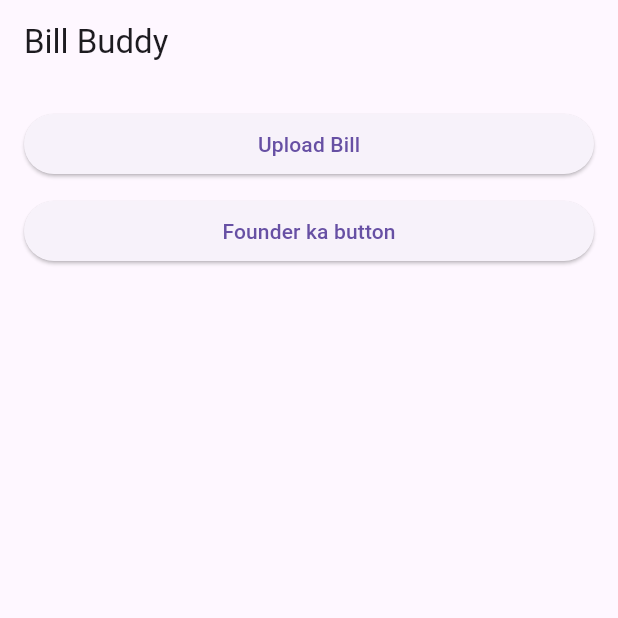
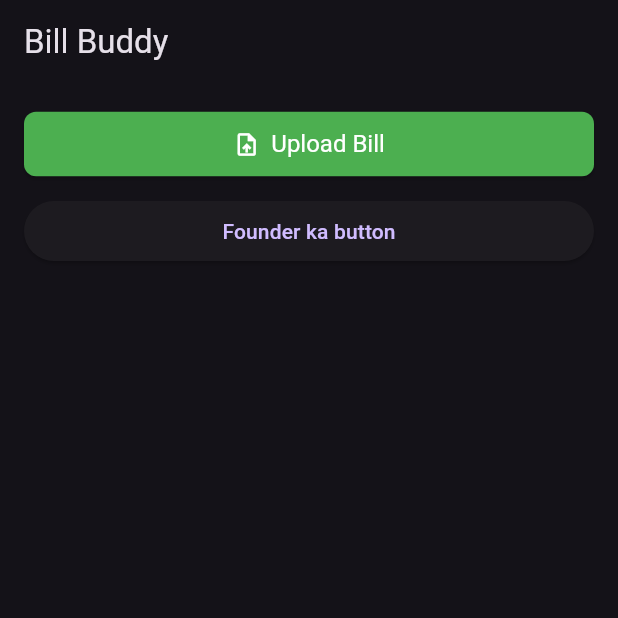
Before and after one commit to enigmaCoder/AI_Bill_Assistant, a Flutter app: the screen it shows after launch, on a phone screen of 412 x 824 dp, the top half of it. Run offline on Flutter 3.47's test engine with Material 3 defaults, Android fonts, the phone set to English and light mode, and no system bars; our stand-ins replace dio, file_picker; missing offline and left inert: pdfx.

Commit message:
updated ui

```diff
--- a/lib/details.dart
+++ b/lib/details.dart
@@ -1,4 +1,3 @@
-import 'package:flutter/cupertino.dart';
 import 'package:flutter/material.dart';
 
 class DetailsWidget extends StatefulWidget {
@@ -17,6 +16,7 @@ class _DetailsState extends State<DetailsWidget> {
 
     return MaterialApp(
       title: title,
+      theme: ThemeData.dark(),
       home: Scaffold(
         appBar: AppBar(
           title: const Text(title),
--- a/lib/main.dart
+++ b/lib/main.dart
@@ -15,9 +15,7 @@ class MyApp extends StatelessWidget {
   Widget build(BuildContext context) {
     return MaterialApp(
       title: 'Bill Buddy',
-      theme: ThemeData(
-        primarySwatch: Colors.blue,
-      ),
+      theme: ThemeData.dark(),
       home: InvoiceAnalyzer(),
     );
   }
@@ -145,11 +143,14 @@ class _InvoiceAnalyzerState extends State<InvoiceAnalyzer> {
             final jsonString = extractedText.substring(jsonStart, jsonEnd + 1);
             setState(() {
               extractedData = jsonDecode(jsonString);
-              Map<String,dynamic> extraData = {};
+              Map<String, dynamic> extraData = {};
               extraData.addAll(extractedData!.values.toList()[2]);
               extraData.removeWhere((key, value) => value == null);
-              objectData
-                  ?.addAll({extractedData!.values.toList()[0]: {extractedData!.values.toList()[1]:extraData}});
+              objectData?.addAll({
+                extractedData!.values.toList()[0]: {
+                  extractedData!.values.toList()[1]: extraData
+                }
+              });
             });
           } else {
             throw Exception('No valid JSON found in response text.');
@@ -169,7 +170,7 @@ class _InvoiceAnalyzerState extends State<InvoiceAnalyzer> {
     }
   }
 
-Icon getIcon(Map<dynamic,dynamic> productTypeValues) {
+  Icon getIcon(Map<dynamic, dynamic> productTypeValues) {
     String productName = productTypeValues.keys.toList()[0];
     // Customize the icon based on the productName
     if (productName.toLowerCase().contains('electronics')) {
@@ -216,8 +217,15 @@ Icon getIcon(Map<dynamic,dynamic> productTypeValues) {
                 ),
               ),
               icon: getIcon(entry.value), // The icon
-              label: Column(
-                crossAxisAlignment: CrossAxisAlignment.center,
+              label: Row(
+                // Use a Row
+                children: [
+                  // Icon is already part of ElevatedButton.icon, so don't add it here
+                  SizedBox(width: 8), // Optional spacing between icon and text
+                  Expanded(
+                    // Ensure text takes remaining space and wraps if needed
+                    child: Column(
+                      crossAxisAlignment: CrossAxisAlignment.start,
                       mainAxisAlignment: MainAxisAlignment.center,
                       children: [
                         Text(
@@ -227,11 +235,10 @@ Icon getIcon(Map<dynamic,dynamic> productTypeValues) {
                           textAlign: TextAlign.left,
                           overflow: TextOverflow.ellipsis,
                         ),
-                  if (entry.value is Map && entry.value['purchaseDate'] != null)
-                    Text(
-                      entry.value['purchaseDate'].toString(),
-                      textAlign: TextAlign.left,
-                      style: TextStyle(fontSize: 12, color: Colors.grey[600]),
+
+
+                      ],
+                    ),
                   ),
                 ],
               ),
@@ -297,9 +304,21 @@ Icon getIcon(Map<dynamic,dynamic> productTypeValues) {
               Column(
                 crossAxisAlignment: CrossAxisAlignment.stretch,
                 children: [
-                  ElevatedButton(
+                  ElevatedButton.icon(
                     onPressed: isLoading ? null : pickFile,
-                    child:
+                    style: ElevatedButton.styleFrom(
+                      backgroundColor: Colors.green, // Background color
+                      foregroundColor: Colors.white, // Text and icon color
+                      padding: EdgeInsets.symmetric(
+                          horizontal: 16, vertical: 12), // Adjust padding
+                      textStyle: TextStyle(fontSize: 16), // Text size
+                      shape: RoundedRectangleBorder(
+                        borderRadius:
+                            BorderRadius.circular(8), // Rounded corners
+                      ),
+                    ),
+                    icon: Icon(Icons.upload_file, color: Colors.white), // Choose an appropriate icon
+                    label:
                         isLoading ? Text('Analyzing...') : Text('Upload Bill'),
                   ),
                   SizedBox(height: 10),
```
Lines whose indentation alone changed are shown as unchanged.
